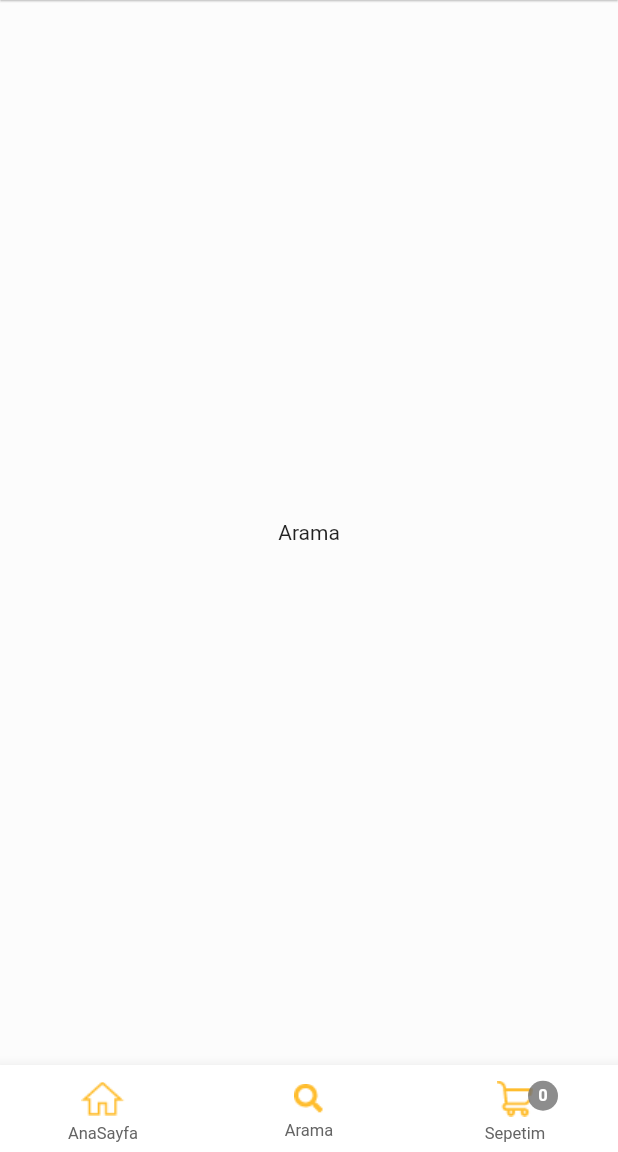
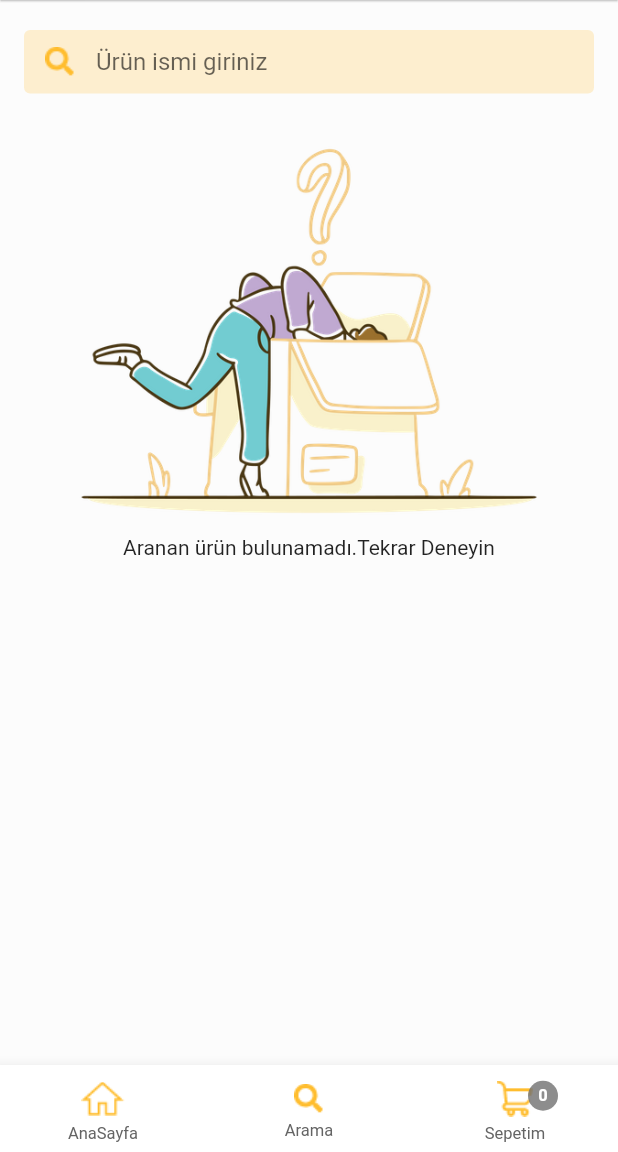
Before and after one commit to NefiseTnc/flutter_bakkal_dukkani_app, a Flutter app: the BottomNavBarScreen screen opened by its route, item 2 of the bottom bar chosen, on a phone screen of 412 x 824 dp, the part 84-1236 px from its top. Run offline on Flutter 3.47's test engine with Material 2 defaults, Android fonts, the phone set to English and light mode, and no system bars; our stand-ins replace cloud_firestore, firebase_auth, firebase_core, shared_preferences; accounts and stored records are empty.

Commit message:
added: views/search_product

```diff
--- a/lib/constants/global_variables.dart
+++ b/lib/constants/global_variables.dart
@@ -25,4 +25,15 @@ class GlobalVariables {
   static const largeTextStyle = TextStyle(fontSize: 14, color: textColor);
   static const largeBoldTextStyle =
       TextStyle(fontSize: 14, fontWeight: FontWeight.bold, color: textColor);
+
+  static List<BoxShadow> standartBoxShadows = [
+    BoxShadow(
+      color: Colors.black.withOpacity(.2),
+      blurRadius: 5,
+    ),
+    BoxShadow(
+      color: Colors.black.withOpacity(.2),
+      blurRadius: 5,
+    ),
+  ];
 }
--- a/lib/main.dart
+++ b/lib/main.dart
@@ -2,6 +2,8 @@ import 'package:bakkal_dukkani/views/authentication/screens/welcome_screen.dart'
 import 'package:bakkal_dukkani/views/bottom_navbar/screens/bottom_navbar_screen.dart';
 import 'package:bakkal_dukkani/views/home/services/home_service.dart';
 import 'package:bakkal_dukkani/views/home/services/i_home_service.dart';
+import 'package:bakkal_dukkani/views/search_product/services/i_search_product_service.dart';
+import 'package:bakkal_dukkani/views/search_product/services/search_product_service.dart';
 import 'package:firebase_core/firebase_core.dart';
 import 'package:flutter/material.dart';
 import 'package:provider/provider.dart';
@@ -48,6 +50,9 @@ class _MyAppState extends State<MyApp> {
         Provider<IHomeService>(
           create: (context) => HomeService(),
         ),
+        Provider<ISearchProductService>(
+          create: (context) => SearchProductService(),
+        ),
         ChangeNotifierProvider<UserProvider>(
           create: (context) => UserProvider(),
         ),
--- a/lib/router/router.dart
+++ b/lib/router/router.dart
@@ -4,6 +4,7 @@ import 'package:bakkal_dukkani/views/authentication/screens/sign_up_screen.dart'
 import 'package:bakkal_dukkani/views/bottom_navbar/screens/bottom_navbar_screen.dart';
 import 'package:bakkal_dukkani/views/home/screens/category_list_screen.dart';
 import 'package:bakkal_dukkani/views/home/screens/home_screen.dart';
+import 'package:bakkal_dukkani/views/search_product/screens/search_product_screen.dart';
 import 'package:flutter/material.dart';
 import '../common/screens/not_found_page_screen.dart';
 import '../models/category.dart';
@@ -32,7 +33,6 @@ class AppRouter {
           settings: routeSettings,
           builder: (context) => const ForgotPasswordScreen(),
         );
-
       case HomeScreen.routeName:
         return MaterialPageRoute(
           settings: routeSettings,
@@ -52,6 +52,12 @@ class AppRouter {
           ),
         );
 
+      case SearchProductScreen.routeName:
+        return MaterialPageRoute(
+          settings: routeSettings,
+          builder: (context) => const SearchProductScreen(),
+        );
+
       default:
         return MaterialPageRoute(
           settings: routeSettings,
--- a/lib/views/authentication/services/auth_service.dart
+++ b/lib/views/authentication/services/auth_service.dart
@@ -5,14 +5,13 @@ import 'package:bakkal_dukkani/providers/user_provider.dart';
 import 'package:bakkal_dukkani/views/authentication/screens/login_screen.dart';
 import 'package:bakkal_dukkani/views/authentication/screens/welcome_screen.dart';
 import 'package:bakkal_dukkani/views/authentication/services/i_auth_service.dart';
+import 'package:bakkal_dukkani/views/bottom_navbar/screens/bottom_navbar_screen.dart';
 import 'package:cloud_firestore/cloud_firestore.dart';
 import 'package:firebase_auth/firebase_auth.dart';
 import 'package:flutter/cupertino.dart';
 import 'package:flutter/material.dart';
 import 'package:provider/provider.dart';
 import 'package:shared_preferences/shared_preferences.dart';
-
-import '../../home/screens/home_screen.dart';
 
 class FirebaseAuthService implements IAuthService {
   final FirebaseAuth _firebaseAuth = FirebaseAuth.instance;
@@ -101,7 +100,7 @@ class FirebaseAuthService implements IAuthService {
           });
 
           Navigator.pushNamedAndRemoveUntil(
-              context, HomeScreen.routeName, (route) => false);
+              context, BottomNavBarScreen.routeName, (route) => false);
         }
       });
     } on FirebaseAuthException catch (e) {
--- a/lib/views/bottom_navbar/screens/bottom_navbar_screen.dart
+++ b/lib/views/bottom_navbar/screens/bottom_navbar_screen.dart
@@ -1,5 +1,6 @@
 import 'package:bakkal_dukkani/constants/global_variables.dart';
 import 'package:bakkal_dukkani/views/home/screens/home_screen.dart';
+import 'package:bakkal_dukkani/views/search_product/screens/search_product_screen.dart';
 import 'package:flutter/material.dart';
 
 class BottomNavBarScreen extends StatefulWidget {
@@ -13,13 +14,9 @@ class BottomNavBarScreen extends StatefulWidget {
 class _BottomNavBarScreenState extends State<BottomNavBarScreen> {
   var _currentIndex = 0;
 
-  List<Widget> pages = const [
+  final List<Widget> _pages = const [
     HomeScreen(),
-    Scaffold(
-      body: Center(
-        child: Text('Arama'),
-      ),
-    ),
+    SearchProductScreen(),
     Scaffold(
       body: Center(
         child: Text('Sepetim'),
@@ -33,7 +30,7 @@ class _BottomNavBarScreenState extends State<BottomNavBarScreen> {
       appBar: _appBar(),
       body: IndexedStack(
         index: _currentIndex,
-        children: pages,
+        children: _pages,
       ),
       bottomNavigationBar: _bottomNavigationBar(),
     );
--- a/lib/views/home/screens/home_screen.dart
+++ b/lib/views/home/screens/home_screen.dart
@@ -253,6 +253,7 @@ class _HomeScreenState extends State<HomeScreen> {
                 padding: const EdgeInsets.all(2.0),
                 child: ProductItem(
                   product: products[index],
+                  appButtonOnTap: () {},
                 ),
               );
             },
--- a/lib/views/home/screens/product_list_screen.dart
+++ b/lib/views/home/screens/product_list_screen.dart
@@ -49,6 +49,7 @@ class _ProductListScreenState extends State<ProductListScreen> {
                             padding: const EdgeInsets.all(2.0),
                             child: ProductItem(
                               product: widget.productList[index],
+                              appButtonOnTap: () {},
                             ),
                           );
                         },
--- /dev/null
+++ b/lib/views/search_product/screens/search_product_screen.dart
@@ -0,0 +1,100 @@
+import 'package:bakkal_dukkani/views/search_product/services/i_search_product_service.dart';
+import 'package:bakkal_dukkani/views/search_product/widgets/not_found_product.dart';
+import 'package:flutter/material.dart';
+
+import 'package:bakkal_dukkani/constants/global_variables.dart';
+import 'package:provider/provider.dart';
+
+import '../../../models/product.dart';
+import '../widgets/search_product_item.dart';
+
+class SearchProductScreen extends StatefulWidget {
+  const SearchProductScreen({Key? key}) : super(key: key);
+  static const String routeName = 'search-product-screen';
+
+  @override
+  State<SearchProductScreen> createState() => _SearchProductScreenState();
+}
+
+class _SearchProductScreenState extends State<SearchProductScreen> {
+  List<Product> searchProductList = [];
+  bool isNotFoundProduct = false;
+
+  late TextEditingController _queryStringController;
+
+  @override
+  void initState() {
+    super.initState();
+    _queryStringController = TextEditingController();
+    searchProducts('');
+  }
+
+  @override
+  void dispose() {
+    _queryStringController.dispose();
+    super.dispose();
+  }
+
+  Future<void> searchProducts(String searchString) async {
+    searchProductList = await context
+        .read<ISearchProductService>()
+        .searchProducts(context: context, searchString: searchString);
+
+    if (searchProductList.isEmpty) {
+      isNotFoundProduct = true;
+    } else {
+      isNotFoundProduct = false;
+    }
+
+    setState(() {});
+  }
+
+  @override
+  Widget build(BuildContext context) {
+    var size = MediaQuery.of(context).size;
+    return Column(
+      children: [
+        Container(
+          width: size.width,
+          height: size.height * .1,
+          padding: const EdgeInsets.symmetric(horizontal: 16.0, vertical: 20.0),
+          child: TextField(
+            controller: _queryStringController,
+            onChanged: (value) {
+              searchProducts(value.trim());
+            },
+            cursorColor: GlobalVariables.primaryColor,
+            decoration: InputDecoration(
+              contentPadding: const EdgeInsets.symmetric(vertical: 4.0),
+              prefixIcon: Image.asset('assets/icons/search.png'),
+              hintText: 'Ürün ismi giriniz',
+              filled: true,
+              fillColor: GlobalVariables.primaryColor.withOpacity(.22),
+              border: const OutlineInputBorder(
+                borderSide: BorderSide.none,
+              ),
+              focusedBorder: const OutlineInputBorder(
+                  borderSide: BorderSide(color: GlobalVariables.primaryColor)),
+            ),
+          ),
+        ),
+        isNotFoundProduct
+            ? const NotFoundProduct()
+            : Expanded(
+                child: ListView.builder(
+                  itemCount: searchProductList.length,
+                  itemBuilder: (BuildContext context, int index) {
+                    return Padding(
+                      padding: const EdgeInsets.symmetric(horizontal: 16.0),
+                      child: SearchProductItem(
+                        product: searchProductList[index],
+                        appButtonOnTap: () {},
+                      ),
+                    );
+                  },
+                ),
+              )
+      ],
+    );
+  }
+}
--- /dev/null
+++ b/lib/views/search_product/services/i_search_product_service.dart
@@ -0,0 +1,9 @@
+import 'package:bakkal_dukkani/models/product.dart';
+import 'package:flutter/material.dart';
+
+abstract class ISearchProductService {
+  Future<List<Product>> searchProducts({
+    required BuildContext context,
+    required String searchString,
+  });
+}
--- /dev/null
+++ b/lib/views/search_product/widgets/not_found_product.dart
@@ -0,0 +1,17 @@
+import 'package:flutter/material.dart';
+
+class NotFoundProduct extends StatelessWidget {
+  const NotFoundProduct({Key? key}) : super(key: key);
+
+  @override
+  Widget build(BuildContext context) {
+    return Center(
+      child: Column(
+        children: [
+          Image.asset('assets/images/not_found_product.png'),
+          const Text('Aranan ürün bulunamadı.Tekrar Deneyin'),
+        ],
+      ),
+    );
+  }
+}
```
Also changed, not shown: lib/views/authentication/screens/login_screen.dart (+0 -7 lines), lib/views/home/screens/category_list_screen.dart (+2 -12 lines), lib/views/home/widgets/product_item.dart (+4 -11 lines), lib/views/search_product/services/search_product_service.dart (added, +33 -0 lines), lib/views/search_product/widgets/search_product_item.dart (added, +78 -0 lines), assets/images/not_found_product.png (added).
